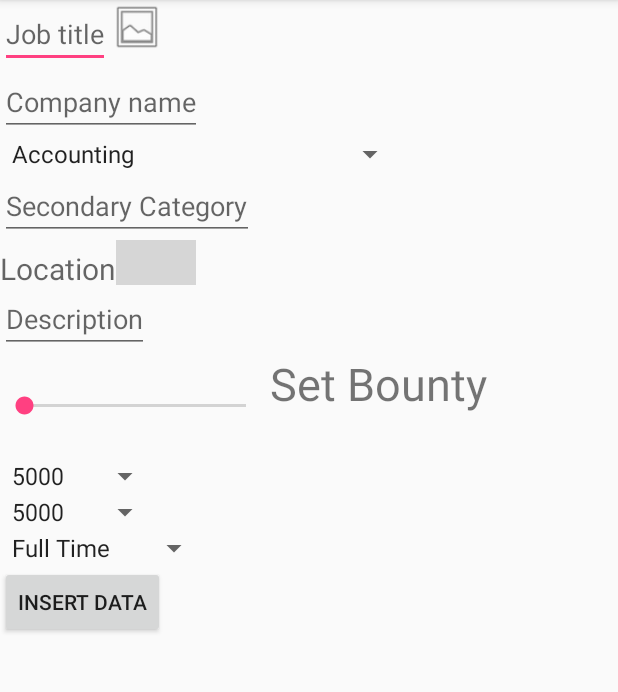
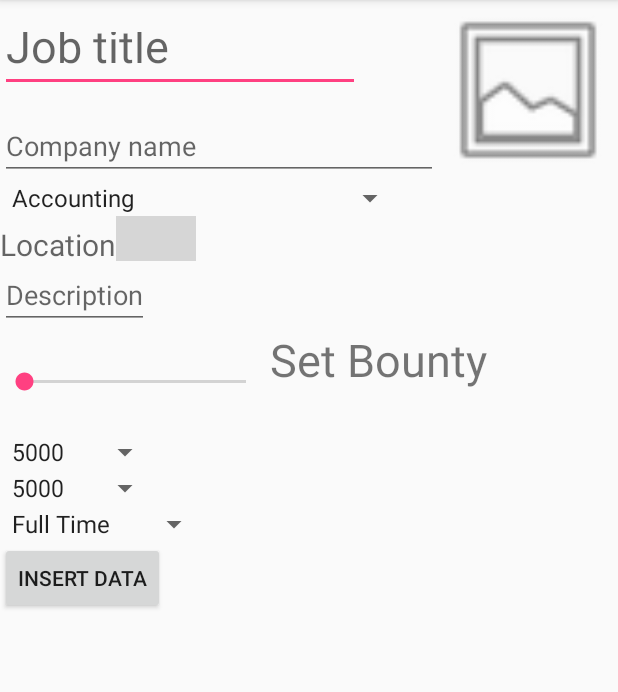
Before and after one commit to matt-falzon/LinkingTalent, an Android app: the screen it shows after launch once a user with an empty profile is signed in (MainActivity), in the side drawer, after a tap on "Create Job", on a phone screen of 412 x 824 dp, the part 84-776 px from its top. Run offline under Robolectric (Android 15) with nearby library versions, the phone set to English and light mode, and no system bars; our stand-ins replace Firebase (no records; nobody signed in at launch, a user with empty details on screens opened directly); libraries missing offline, so code that uses them is left out: android.test.mock, com.auth0.android, com.facebook, com.facebook.login, com.firebase.ui; pictures from the network do not load; 3 statements that could not run were skipped; grey boxes are pictures that could not be loaded.

Commit message:
location crash fix
permission now asked in splash screen
app currently closes if denied.
createjob slightly updated gui a little more usable.
added bounty to job board
app now opens on job board

```diff
--- a/app/build.gradle
+++ b/app/build.gradle
@@ -51,7 +51,7 @@ dependencies {
     compile 'com.google.firebase:firebase-auth:10.2.1'
     compile 'com.google.firebase:firebase-storage:10.2.1'
     compile 'com.firebaseui:firebase-ui-storage:0.6.0'
-    compile 'com.google.firebase:firebase-admin:4.1.6'
+    //compile 'com.google.firebase:firebase-admin:4.1.6'
 
     compile 'com.android.support:appcompat-v7:25.2.0'
     compile 'com.android.support:design:25.2.0'
--- a/app/src/main/java/com/ridebooker/linkingtalent/LoginActivity.java
+++ b/app/src/main/java/com/ridebooker/linkingtalent/LoginActivity.java
@@ -291,6 +291,8 @@ public class LoginActivity extends AppCompatActivity
 
             @Override
             public void onSuccess(LoginResult loginResult) {
+                /* We do not need to save facebook details to shared preferences
+                   Keeping code for possible future use
                 //get facebook profile
                 Profile profile = Profile.getCurrentProfile();
 
@@ -302,6 +304,7 @@ public class LoginActivity extends AppCompatActivity
                 editor.putString(getResources().getString(R.string.key_name), profile.getFirstName() + " " + profile.getLastName());
                 editor.putString(getResources().getString(R.string.key_user_img), profile.getProfilePictureUri(100, 100).toString());
                 editor.apply();
+                */
                 //get access token and take to Firebase
                 handleFacebookAccessToken(AccessToken.getCurrentAccessToken());
                 //mFirebaseAuth.
@@ -340,7 +343,7 @@ public class LoginActivity extends AppCompatActivity
                         }
                         else
                         {
-                            progressBar.setVisibility(View.INVISIBLE);
+                            //progressBar.setVisibility(View.INVISIBLE);
                             finish();
                         }
 
--- a/app/src/main/java/com/ridebooker/linkingtalent/MainActivity.java
+++ b/app/src/main/java/com/ridebooker/linkingtalent/MainActivity.java
@@ -512,12 +512,20 @@ public class MainActivity extends AppCompatActivity
         }
         else
         {
+            /*
             //I dont use the normal home fragment method so there is not animation the first time the app loads
             currentFrag = "home";
             HomeFragment frag = new HomeFragment();
             FragmentManager fragmentManager = getSupportFragmentManager();
             FragmentTransaction transaction = fragmentManager.beginTransaction();
             transaction.replace(R.id.content_main, frag, "home_fragment");
+            transaction.commit();
+            */
+            //this will go to the job board for now
+            JobBoardFragment frag = new JobBoardFragment();
+            FragmentManager fragmentManager = getSupportFragmentManager();
+            FragmentTransaction transaction = fragmentManager.beginTransaction();
+            transaction.replace(R.id.content_main, frag, "JobBoardFragment");
             transaction.commit();
         }
     }
--- a/app/src/main/java/com/ridebooker/linkingtalent/SplashActivity.java
+++ b/app/src/main/java/com/ridebooker/linkingtalent/SplashActivity.java
@@ -1,19 +1,32 @@
 package com.ridebooker.linkingtalent;
 
 import android.content.Intent;
+import android.content.pm.PackageManager;
+import android.os.Build;
 import android.os.Handler;
+import android.support.annotation.NonNull;
+import android.support.v4.app.ActivityCompat;
 import android.support.v7.app.AppCompatActivity;
 import android.os.Bundle;
+import android.test.mock.MockPackageManager;
+import android.util.Log;
 
 public class SplashActivity extends AppCompatActivity
 {
     private Intent myIntent;
+    public static final int MY_PERMISSION_ACCESS_COARSE_LOCATION = 1;
+
     @Override
     protected void onCreate(Bundle savedInstanceState)
     {
         super.onCreate(savedInstanceState);
         setContentView(R.layout.activity_splash);
 
+        if (Build.VERSION.SDK_INT >= 23) {
+
+            if (checkSelfPermission(android.Manifest.permission.ACCESS_COARSE_LOCATION)
+                    == PackageManager.PERMISSION_GRANTED) {
+                Log.e("testing", "Permission is granted");
                 myIntent = new Intent(this, MainActivity.class);
 
                 new Handler().postDelayed(new Runnable(){
@@ -24,7 +37,37 @@ public class SplashActivity extends AppCompatActivity
                     }
                 }, 2000);
 
+            } else {
+
+
+                ActivityCompat.requestPermissions(this, new String[]{android.Manifest.permission.ACCESS_COARSE_LOCATION}, 1);
+                Log.e("testing", "Permission is revoked");
+            }
+        } else
+        { //permission is automatically granted on sdk<23 upon installation
+            Log.e("testing", "Permission is already granted");
+        }
     }
 
+    @Override
+    public void onRequestPermissionsResult(int requestCode, @NonNull String[] permissions, @NonNull int[] grantResults)
+    {
+        super.onRequestPermissionsResult(requestCode, permissions, grantResults);
+
+        if (requestCode == MY_PERMISSION_ACCESS_COARSE_LOCATION)
+        {
+            if (grantResults.length == 1 && grantResults[0] == PackageManager.PERMISSION_GRANTED )
+            {
+                myIntent = new Intent(SplashActivity.this, MainActivity.class);
+
+                        startActivity(myIntent);
+                        finish();
+            }
+            else
+            {
+                finish();
+            }
+        }
+    }
 
 }
--- a/app/src/main/res/layout/fragment_create_job.xml
+++ b/app/src/main/res/layout/fragment_create_job.xml
@@ -12,45 +12,54 @@
     <!-- TODO: Update blank fragment layout -->
 
 
-<LinearLayout
+<RelativeLayout
     android:layout_width="wrap_content"
-    android:layout_height="wrap_content">
+    android:layout_height="120dp"
+    android:orientation="horizontal">
 
     <EditText
         android:id="@+id/create_job_title"
-        android:layout_width="wrap_content"
-        android:layout_height="wrap_content"
+        android:layout_width="240dp"
+        android:layout_height="50dp"
         android:hint="@string/create_job_title_hint"
-        />
-
-    <ImageButton
-        android:id="@+id/create_job_photo_picker"
-        android:layout_width="36dp"
-        android:layout_height="36dp"
-        android:background="@android:drawable/ic_menu_gallery" />
-</LinearLayout>
-
+        android:textSize="30dp"
+        android:layout_above="@+id/create_job_company_name"
+        android:layout_alignParentLeft="true"
+        android:layout_alignParentStart="true"
+        android:layout_marginBottom="13dp"/>
 
     <EditText
         android:id="@+id/create_job_company_name"
         android:layout_width="wrap_content"
         android:layout_height="wrap_content"
         android:hint="@string/create_job_company_hint"
-        />
+        android:layout_alignParentBottom="true"
+        android:layout_alignParentLeft="true"
+        android:layout_alignParentStart="true"
+        android:layout_toLeftOf="@+id/create_job_photo_picker"
+        android:layout_toStartOf="@+id/create_job_photo_picker"/>
+
+    <ImageButton
+        android:id="@+id/create_job_photo_picker"
+        android:layout_width="120dp"
+        android:layout_height="120dp"
+        android:background="@android:drawable/ic_menu_gallery"
+        android:layout_alignParentTop="true"
+        android:layout_alignParentRight="true"
+        android:layout_alignParentEnd="true"/>
+</RelativeLayout>
+
+
+
 
     <Spinner
         android:id="@+id/create_job_cat"
         android:layout_width="wrap_content"
         android:layout_height="wrap_content"
-        android:entries="@array/job_category_array">
+        android:entries="@array/job_category_array"
+        >
     </Spinner>
 
-    <EditText
-        android:id="@+id/create_job_second_cat"
-        android:layout_width="wrap_content"
-        android:layout_height="wrap_content"
-        android:hint="@string/create_job_second_cat_hint"
-        />
     <LinearLayout
             android:layout_width="wrap_content"
             android:layout_height="30dp">
```
Also changed, not shown: app/src/main/java/com/ridebooker/linkingtalent/Adapters/JobAdapter.java (+9 -7 lines), app/src/main/java/com/ridebooker/linkingtalent/CreateJobFragment.java (+25 -8 lines), app/src/main/java/com/ridebooker/linkingtalent/Helpers/LocationTask.java (added, +16 -0 lines), app/src/main/java/com/ridebooker/linkingtalent/ViewJobFragment.java (+7 -2 lines), app/src/main/res/drawable/gradient_spinner.xml (added, +9 -0 lines), app/src/main/res/layout/job_row.xml (+22 -5 lines), app/src/main/res/values/styles.xml (+12 -0 lines), 294 other files. Lines whose indentation alone changed are shown as unchanged.
